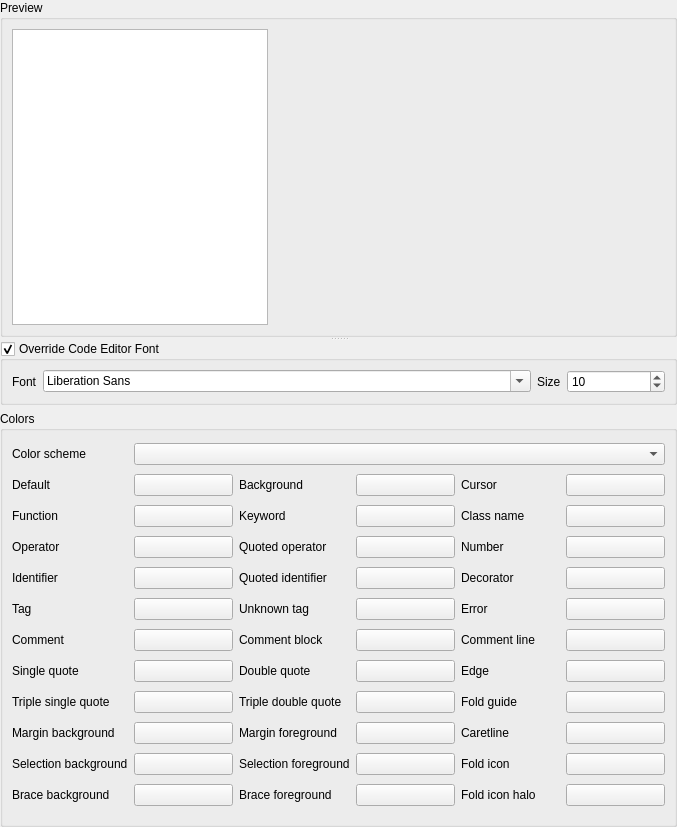
Before: the Qt Designer form src/ui/qgscodeditorsettings.ui in qgis/QGIS, drawn with Qt 5.
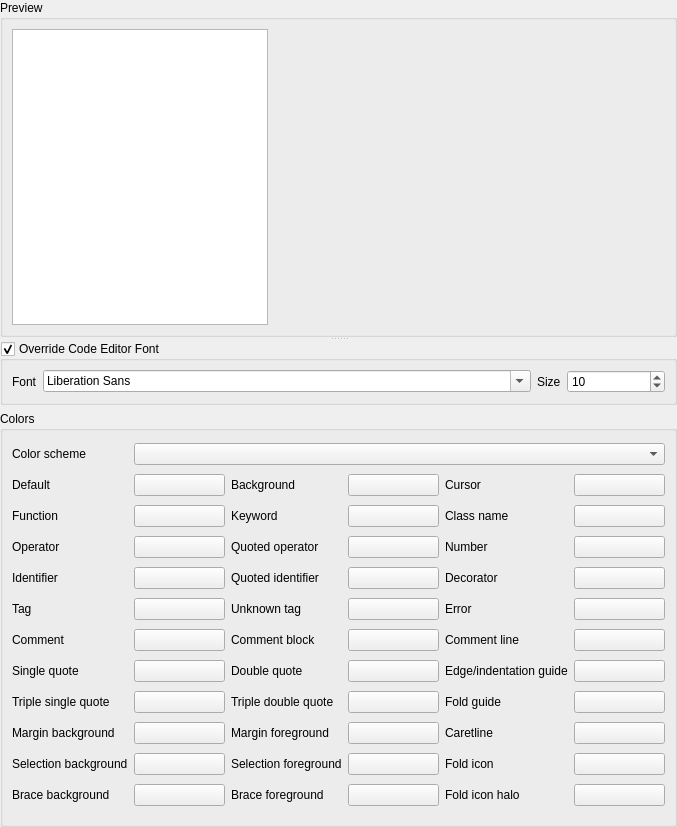
After: the same form once the commit is applied. Custom widgets are drawn as their Qt base class.

Commit message: Use edge color for tab indentation guide in code editors

Diff of the .ui file:
```diff
--- a/src/ui/qgscodeditorsettings.ui
+++ b/src/ui/qgscodeditorsettings.ui
@@ -702,7 +702,7 @@
            <item row="7" column="4">
             <widget class="QLabel" name="label_38">
              <property name="text">
-              <string>Edge</string>
+              <string>Edge/indentation guide</string>
              </property>
             </widget>
            </item>
```
The commit also changes 1 other file.
